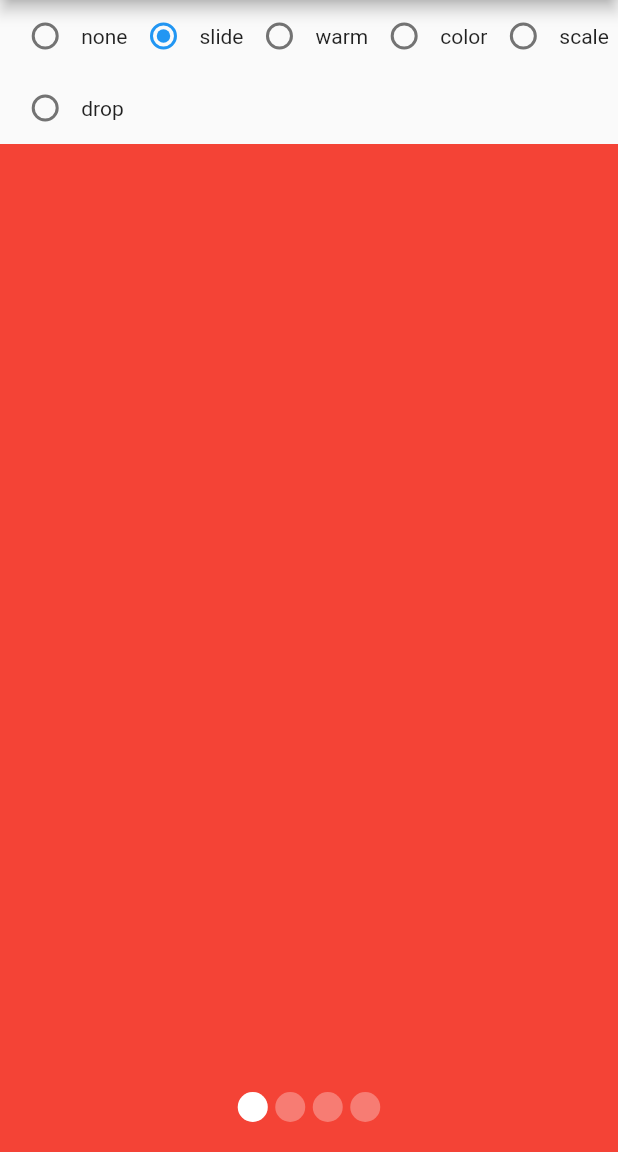
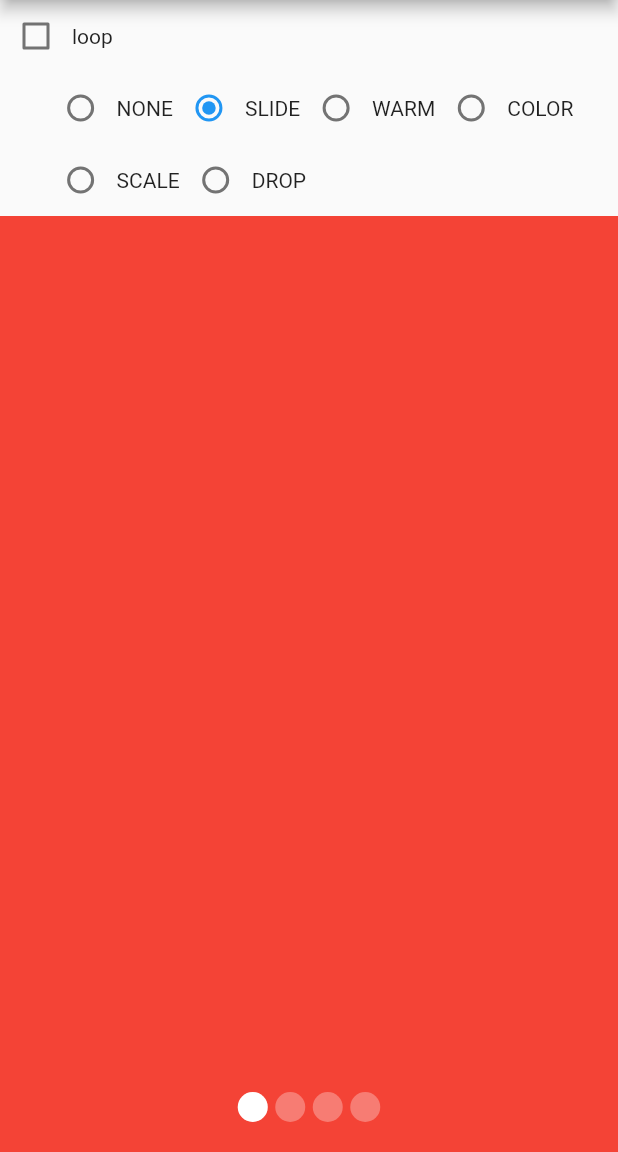
Before and after one commit to best-flutter/flutter_page_indicator, a Flutter app: the screen it shows after launch, on a phone screen of 412 x 824 dp, the part 84-1236 px from its top. Run offline on Flutter 3.47's test engine with Material 2 defaults, Android fonts, the phone set to English and light mode, and no system bars; missing offline and left inert: transformer_page_view.

Commit message:
update version to 0.0.3

```diff
--- a/example/lib/main.dart
+++ b/example/lib/main.dart
@@ -1,6 +1,8 @@
 import 'package:flutter/material.dart';
 
 import 'package:flutter_page_indicator/flutter_page_indicator.dart';
+
+import "package:transformer_page_view/transformer_page_view.dart";
 
 void main() => runApp(new MyApp());
 
@@ -93,11 +95,16 @@ class _RadioGroupState extends State<RadioGroup> {
 class _MyHomePageState extends State<MyHomePage> {
   int _index = 1;
 
+  double size = 20.0;
+  double activeSize = 30.0;
+
   PageController controller;
 
-  PageIndicatorLayout layout = PageIndicatorLayout.slide;
+  PageIndicatorLayout layout = PageIndicatorLayout.SLIDE;
 
   List<PageIndicatorLayout> layouts = PageIndicatorLayout.values;
+
+  bool loop = false;
 
   @override
   void initState() {
@@ -106,13 +113,52 @@ class _MyHomePageState extends State<MyHomePage> {
   }
 
   @override
+  void didUpdateWidget(MyHomePage oldWidget) {
+    super.didUpdateWidget(oldWidget);
+  }
+
+  @override
   Widget build(BuildContext context) {
+    var children = <Widget>[
+      new Container(
+        color: Colors.red,
+      ),
+      new Container(
+        color: Colors.green,
+      ),
+      new Container(
+        color: Colors.blueAccent,
+      ),
+      new Container(
+        color: Colors.grey,
+      )
+    ];
     return new Scaffold(
         appBar: new AppBar(
           title: new Text(widget.title),
         ),
         body: new Column(
           children: <Widget>[
+            new Row(
+              children: <Widget>[
+                new Checkbox(
+                    value: loop,
+                    onChanged: (bool value) {
+                      setState(() {
+                        if (value) {
+                          controller = new TransformerPageController(
+                              itemCount: 4, loop: true);
+                        } else {
+                          controller = new PageController(
+                            initialPage: 0,
+                          );
+                        }
+                        loop = value;
+                      });
+                    }),
+                new Text("loop"),
+              ],
+            ),
             new RadioGroup(
               titles: layouts.map((s) {
                 var str = s.toString();
@@ -128,30 +174,23 @@ class _MyHomePageState extends State<MyHomePage> {
             new Expanded(
                 child: new Stack(
               children: <Widget>[
-                new PageView(
-                  controller: controller,
-                  children: <Widget>[
-                    new Container(
-                      color: Colors.red,
-                    ),
-                    new Container(
-                      color: Colors.green,
-                    ),
-                    new Container(
-                      color: Colors.blueAccent,
-                    ),
-                    new Container(
-                      color: Colors.grey,
-                    )
-                  ],
-                ),
+                loop
+                    ? new TransformerPageView.children(
+                        children: children,
+                        pageController: controller,
+                      )
+                    : new PageView(
+                        controller: controller,
+                        children: children,
+                      ),
                 new Align(
                   alignment: Alignment.bottomCenter,
                   child: new Padding(
                     padding: new EdgeInsets.only(bottom: 20.0),
                     child: new PageIndicator(
                       layout: layout,
-                      size: 20.0,
+                      size: size,
+                      activeSize: activeSize,
                       controller: controller,
                       space: 5.0,
                       count: 4,
--- a/example/pubspec.yaml
+++ b/example/pubspec.yaml
@@ -22,6 +22,9 @@ dependencies:
 
   flutter_page_indicator:
     path: ../
+
+  transformer_page_view:
+    path: /Users/jzoom/SourceCode/transformer_page_view
 
 dev_dependencies:
   flutter_test:
--- a/lib/flutter_page_indicator.dart
+++ b/lib/flutter_page_indicator.dart
@@ -61,11 +61,12 @@ class NonePainter extends BasePainter {
   @override
   void draw(Canvas canvas, double space, double size, double radius) {
     double progress = page - index;
+    double secondOffset = index == widget.count - 1
+        ? radius
+        : radius + ((index + 1) * (size + space));
+
     if (progress > 0.5) {
-      canvas.drawCircle(
-          new Offset(radius + ((index + 1) * (size + space)), radius),
-          radius,
-          _paint);
+      canvas.drawCircle(new Offset(secondOffset, radius), radius, _paint);
     } else {
       canvas.drawCircle(new Offset(radius + (index * (size + space)), radius),
           radius, _paint);
@@ -85,15 +86,16 @@ class SlidePainter extends BasePainter {
 }
 
 class ScalePainter extends BasePainter {
-  final double scale;
-
-  ScalePainter(
-      PageIndicator widget, double page, int index, Paint paint, this.scale)
+  ScalePainter(PageIndicator widget, double page, int index, Paint paint)
       : super(widget, page, index, paint);
 
+  // 连续的两个点，含有最后一个和第一个
   @override
   bool _shouldSkip(int i) {
-    return i == index || i == index + 1;
+    if (index == widget.count - 1) {
+      return i == 0 || i == index;
+    }
+    return (i == index || i == index + 1);
   }
 
   @override
@@ -110,28 +112,25 @@ class ScalePainter extends BasePainter {
           radius * widget.scale, _paint);
     }
 
-    double page = this.page;
-    if (page < index) {
-      page = 0.0;
-    }
     _paint.color = widget.activeColor;
     draw(canvas, space, size, radius);
   }
 
   @override
   void draw(Canvas canvas, double space, double size, double radius) {
+    double secondOffset = index == widget.count - 1
+        ? radius
+        : radius + ((index + 1) * (size + space));
+
     double progress = page - index;
-
     _paint.color = Color.lerp(widget.activeColor, widget.color, progress);
-    //left
+    //last
     canvas.drawCircle(new Offset(radius + (index * (size + space)), radius),
-        lerp(radius, radius * 0.5, progress), _paint);
-    //right
+        lerp(radius, radius * widget.scale, progress), _paint);
+    //first
     _paint.color = Color.lerp(widget.color, widget.activeColor, progress);
-    canvas.drawCircle(
-        new Offset(radius + ((index + 1) * (size + space)), radius),
-        lerp(radius * 0.5, radius, progress),
-        _paint);
+    canvas.drawCircle(new Offset(secondOffset, radius),
+        lerp(radius * widget.scale, radius, progress), _paint);
   }
 }
 
@@ -139,14 +138,21 @@ class ColorPainter extends BasePainter {
   ColorPainter(PageIndicator widget, double page, int index, Paint paint)
       : super(widget, page, index, paint);
 
+  // 连续的两个点，含有最后一个和第一个
   @override
   bool _shouldSkip(int i) {
-    return i == index || i == index + 1;
+    if (index == widget.count - 1) {
+      return i == 0 || i == index;
+    }
+    return (i == index || i == index + 1);
   }
 
   @override
   void draw(Canvas canvas, double space, double size, double radius) {
     double progress = page - index;
+    double secondOffset = index == widget.count - 1
+        ? radius
+        : radius + ((index + 1) * (size + space));
 
     _paint.color = Color.lerp(widget.activeColor, widget.color, progress);
     //left
@@ -154,10 +160,7 @@ class ColorPainter extends BasePainter {
         new Offset(radius + (index * (size + space)), radius), radius, _paint);
     //right
     _paint.color = Color.lerp(widget.color, widget.activeColor, progress);
-    canvas.drawCircle(
-        new Offset(radius + ((index + 1) * (size + space)), radius),
-        radius,
-        _paint);
+    canvas.drawCircle(new Offset(secondOffset, radius), radius, _paint);
   }
 }
 
@@ -178,6 +181,7 @@ abstract class BasePainter extends CustomPainter {
   bool _shouldSkip(int index) {
     return false;
   }
+  //double secondOffset = index == widget.count-1 ? radius : radius + ((index + 1) * (size + space));
 
   @override
   void paint(Canvas canvas, Size size) {
@@ -213,22 +217,22 @@ class _PageIndicatorState extends State<PageIndicator> {
 
   BasePainter _createPainer() {
     switch (widget.layout) {
-      case PageIndicatorLayout.none:
+      case PageIndicatorLayout.NONE:
         return new NonePainter(
             widget, widget.controller.page ?? 0.0, index, _paint);
-      case PageIndicatorLayout.slide:
+      case PageIndicatorLayout.SLIDE:
         return new SlidePainter(
             widget, widget.controller.page ?? 0.0, index, _paint);
-      case PageIndicatorLayout.warm:
+      case PageIndicatorLayout.WARM:
         return new WarmPainter(
             widget, widget.controller.page ?? 0.0, index, _paint);
-      case PageIndicatorLayout.color:
+      case PageIndicatorLayout.COLOR:
         return new ColorPainter(
             widget, widget.controller.page ?? 0.0, index, _paint);
-      case PageIndicatorLayout.scale:
+      case PageIndicatorLayout.SCALE:
         return new ScalePainter(
-            widget, widget.controller.page ?? 0.0, index, _paint, widget.scale);
-      case PageIndicatorLayout.drop:
+            widget, widget.controller.page ?? 0.0, index, _paint);
+      case PageIndicatorLayout.DROP:
         return new DropPainter(
             widget, widget.controller.page ?? 0.0, index, _paint);
       default:
@@ -246,8 +250,8 @@ class _PageIndicatorState extends State<PageIndicator> {
       ),
     );
 
-    if (widget.layout == PageIndicatorLayout.scale ||
-        widget.layout == PageIndicatorLayout.color) {
+    if (widget.layout == PageIndicatorLayout.SCALE ||
+        widget.layout == PageIndicatorLayout.COLOR) {
       child = new ClipRect(
         child: child,
       );
@@ -272,6 +276,15 @@ class _PageIndicatorState extends State<PageIndicator> {
   }
 
   @override
+  void didUpdateWidget(PageIndicator oldWidget) {
+    if (widget.controller != oldWidget.controller) {
+      oldWidget.controller.removeListener(_onController);
+      widget.controller.addListener(_onController);
+    }
+    super.didUpdateWidget(oldWidget);
+  }
+
+  @override
   void dispose() {
     widget.controller.removeListener(_onController);
     super.dispose();
@@ -279,12 +292,12 @@ class _PageIndicatorState extends State<PageIndicator> {
 }
 
 enum PageIndicatorLayout {
-  none,
-  slide,
-  warm,
-  color,
-  scale,
-  drop,
+  NONE,
+  SLIDE,
+  WARM,
+  COLOR,
+  SCALE,
+  DROP,
 }
 
 class PageIndicator extends StatefulWidget {
@@ -303,7 +316,7 @@ class PageIndicator extends StatefulWidget {
   /// normal color
   final Color color;
 
-  /// layout of the dots,default is [PageIndicatorLayout.slide]
+  /// layout of the dots,default is [PageIndicatorLayout.SLIDE]
   final PageIndicatorLayout layout;
 
   // Only valid when layout==PageIndicatorLayout.scale
@@ -314,18 +327,22 @@ class PageIndicator extends StatefulWidget {
 
   final PageController controller;
 
+  final double activeSize;
+
   PageIndicator(
       {Key key,
       this.size: 20.0,
       this.space: 5.0,
       this.count,
+      this.activeSize: 20.0,
       this.controller,
       this.color: Colors.white30,
-      this.layout: PageIndicatorLayout.slide,
+      this.layout: PageIndicatorLayout.SLIDE,
       this.activeColor: Colors.white,
       this.scale: 0.6,
       this.dropHeight: 20.0})
       : assert(count != null),
+        assert(controller != null),
         super(key: key);
 
   @override
--- a/pubspec.yaml
+++ b/pubspec.yaml
@@ -1,6 +1,6 @@
 name: flutter_page_indicator
 description: Page indicator for flutter, with multiple build-in layouts.
-version: 0.0.2
+version: 0.0.3
 author: JZoom <jzoom8112@gmail.com>
 homepage: https://github.com/jzoom/flutter_page_indicator
 
```
Also changed, not shown: example/pubspec.lock, 2 other files.
